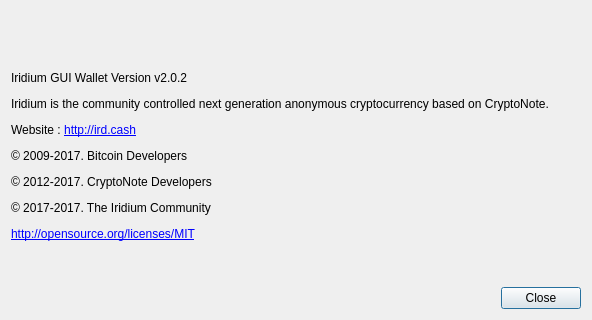
Qt form src/gui/ui/aboutdialog.ui (iridiumdev/iridium-gui) before a commit.
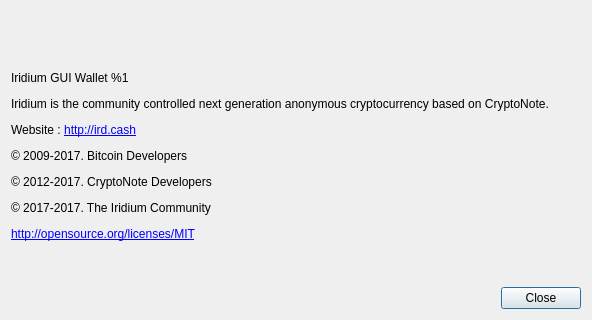
The same form after that commit. Icons and pictures are not drawn.

Commit message: Correct revision and version label

The edit to the form file:
```diff
--- a/src/gui/ui/aboutdialog.ui
+++ b/src/gui/ui/aboutdialog.ui
@@ -42,7 +42,7 @@
    <item>
     <widget class="QLabel" name="m_aboutLabel">
      <property name="text">
-      <string>&lt;html&gt;&lt;head/&gt;&lt;body&gt;&lt;p&gt;Iridium GUI Wallet Version v2.0.2&lt;/p&gt;&lt;p&gt;Iridium is the community controlled next generation anonymous cryptocurrency based on CryptoNote.&lt;/p&gt;&lt;p&gt;Website : &lt;a href=&quot;http://ird.cash&quot;&gt;&lt;span style=&quot; text-decoration: underline; color:#0000ff;&quot;&gt;http://ird.cash&lt;/span&gt;&lt;/a&gt;&lt;/p&gt;&lt;p&gt;© 2009-2017. Bitcoin Developers&lt;/p&gt;&lt;p&gt;© 2012-2017. CryptoNote Developers &lt;/p&gt;&lt;p&gt;© 2017-2017. The Iridium Community&lt;/p&gt;&lt;p&gt;&lt;a href=&quot;http://opensource.org/licenses/MIT&quot;&gt;&lt;span style=&quot; text-decoration: underline; color:#0000ff;&quot;&gt;http://opensource.org/licenses/MIT&lt;/span&gt;&lt;/a&gt;&lt;/p&gt;&lt;p&gt;&lt;br/&gt;&lt;/p&gt;&lt;/body&gt;&lt;/html&gt;</string>
+      <string>&lt;html&gt;&lt;head/&gt;&lt;body&gt;&lt;p&gt;Iridium GUI Wallet %1&lt;/p&gt;&lt;p&gt;Iridium is the community controlled next generation anonymous cryptocurrency based on CryptoNote.&lt;/p&gt;&lt;p&gt;Website : &lt;a href=&quot;http://ird.cash&quot;&gt;&lt;span style=&quot; text-decoration: underline; color:#0000ff;&quot;&gt;http://ird.cash&lt;/span&gt;&lt;/a&gt;&lt;/p&gt;&lt;p&gt;© 2009-2017. Bitcoin Developers&lt;/p&gt;&lt;p&gt;© 2012-2017. CryptoNote Developers &lt;/p&gt;&lt;p&gt;© 2017-2017. The Iridium Community&lt;/p&gt;&lt;p&gt;&lt;a href=&quot;http://opensource.org/licenses/MIT&quot;&gt;&lt;span style=&quot; text-decoration: underline; color:#0000ff;&quot;&gt;http://opensource.org/licenses/MIT&lt;/span&gt;&lt;/a&gt;&lt;/p&gt;&lt;p&gt;&lt;br/&gt;&lt;/p&gt;&lt;/body&gt;&lt;/html&gt;</string>
      </property>
      <property name="textFormat">
       <enum>Qt::RichText</enum>
```
The commit also changes 7 other files.
